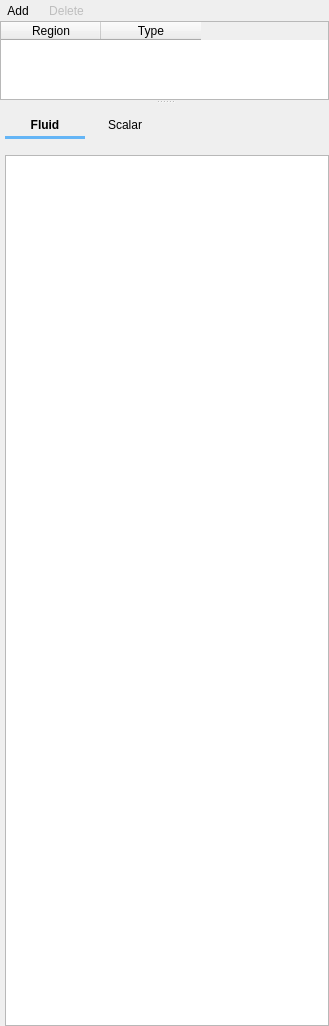
Above: gui/uifiles/boundary_conditions.ui from truongd8593/mfix before the change. Below: the same form after it.
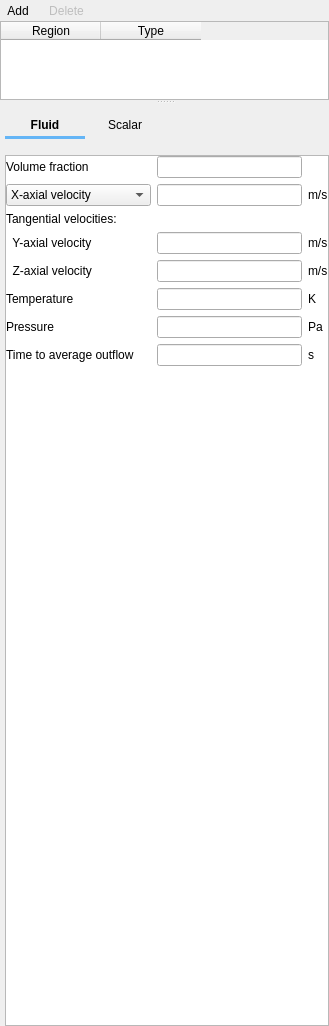
That is the form after the change. The open tabs and pages were chosen to show the change. Custom widgets are drawn as their Qt base class.

Commit message: BCs/Fluid/MO

Diff of the .ui file:
```diff
--- a/gui/uifiles/boundary_conditions.ui
+++ b/gui/uifiles/boundary_conditions.ui
@@ -1354,7 +1354,270 @@
                 </item>
                </layout>
               </widget>
-              <widget class="QWidget" name="page_fluid_mo"/>
+              <widget class="QWidget" name="page_fluid_mo">
+               <layout class="QVBoxLayout" name="verticalLayout_7">
+                <property name="leftMargin">
+                 <number>0</number>
+                </property>
+                <property name="topMargin">
+                 <number>0</number>
+                </property>
+                <property name="rightMargin">
+                 <number>0</number>
+                </property>
+                <property name="bottomMargin">
+                 <number>0</number>
+                </property>
+                <item>
+                 <widget class="QFrame" name="frame_fluid_outflow">
+                  <property name="frameShape">
+                   <enum>QFrame::NoFrame</enum>
+                  </property>
+                  <property name="frameShadow">
+                   <enum>QFrame::Plain</enum>
+                  </property>
+                  <layout class="QGridLayout" name="gridLayout_24">
+                   <property name="leftMargin">
+                    <number>0</number>
+                   </property>
+                   <property name="topMargin">
+                    <number>0</number>
+                   </property>
+                   <property name="rightMargin">
+                    <number>0</number>
+                   </property>
+                   <property name="bottomMargin">
+                    <number>0</number>
+                   </property>
+                   <item row="4" column="0">
+                    <widget class="QLabel" name="label_fluid_tangential_velocity_2_3">
+                     <property name="text">
+                      <string>  Z-axial velocity</string>
+                     </property>
+                    </widget>
+                   </item>
+                   <item row="0" column="1">
+                    <widget class="LineEdit" name="lineedit_keyword_bc_ep_g_3_args_BC">
+                     <property name="readOnly">
+                      <bool>true</bool>
+                     </property>
+                    </widget>
+                   </item>
+                   <item row="0" column="0">
+                    <widget class="QLabel" name="label_bc_ep_g_3">
+                     <property name="text">
+                      <string>Volume fraction</string>
+                     </property>
+                    </widget>
+                   </item>
+                   <item row="1" column="1">
+                    <widget class="LineEdit" name="lineedit_fluid_outflow"/>
+                   </item>
+                   <item row="1" column="2">
+                    <widget class="QLabel" name="label_fluid_outflow_units">
+                     <property name="text">
+                      <string>m/s</string>
+                     </property>
+                    </widget>
+                   </item>
+                   <item row="2" column="0">
+                    <widget class="QLabel" name="label_fluid_tangential_velocities_3">
+                     <property name="font">
+                      <font>
+                       <weight>50</weight>
+                       <bold>false</bold>
+                      </font>
+                     </property>
+                     <property name="text">
+                      <string>Tangential velocities:</string>
+                     </property>
+                    </widget>
+                   </item>
+                   <item row="3" column="0">
+                    <widget class="QLabel" name="label_fluid_tangential_velocity_1_3">
+                     <property name="text">
+                      <string>  Y-axial velocity</string>
+                     </property>
+                    </widget>
+                   </item>
+                   <item row="6" column="0">
+                    <widget class="QLabel" name="label_bc_p_g_3">
+                     <property name="text">
+                      <string>Pressure</string>
+                     </property>
+                    </widget>
+                   </item>
+                   <item row="3" column="1">
+                    <widget class="LineEdit" name="lineedit_fluid_tangential_velocity_1_3"/>
+                   </item>
+                   <item row="4" column="1">
+                    <widget class="LineEdit" name="lineedit_fluid_tangential_velocity_2_3"/>
+                   </item>
+                   <item row="3" column="2">
+                    <widget class="QLabel" name="label_fluid_tangential_velocity_1_3_units">
+                     <property name="text">
+                      <string>m/s</string>
+                     </property>
+                    </widget>
+                   </item>
+                   <item row="5" column="1">
+                    <widget class="LineEdit" name="lineedit_keyword_bc_t_g_3_args_BC"/>
+                   </item>
+                   <item row="4" column="2">
+                    <widget class="QLabel" name="label_solids_tangential_velocity_2_3_units">
+                     <property name="text">
+                      <string>m/s</string>
+                     </property>
+                    </widget>
+                   </item>
+                   <item row="5" column="0">
+                    <widget class="QLabel" name="label_bc_t_g_3">
+                     <property name="text">
+                      <string>Temperature</string>
+                     </property>
+                    </widget>
+                   </item>
+                   <item row="6" column="1">
+                    <widget class="LineEdit" name="lineedit_keyword_bc_p_g_3_args_BC"/>
+                   </item>
+                   <item row="5" column="2">
+                    <widget class="QLabel" name="label_bc_t_g_units_3">
+                     <property name="text">
+                      <string>K</string>
+                     </property>
+                    </widget>
+                   </item>
+                   <item row="6" column="2">
+                    <widget class="QLabel" name="label_bc_p_g_units_3">
+                     <property name="text">
+                      <string>Pa</string>
+                     </property>
+                    </widget>
+                   </item>
+                   <item row="7" column="1">
+                    <widget class="LineEdit" name="lineedit_bc_dt_0"/>
+                   </item>
+                   <item row="1" column="0">
+                    <widget class="QStackedWidget" name="stackedwidget_fluid_mo">
+                     <property name="sizePolicy">
+                      <sizepolicy hsizetype="Preferred" vsizetype="Maximum">
+                       <horstretch>0</horstretch>
+                       <verstretch>0</verstretch>
+                      </sizepolicy>
+                     </property>
+                     <property name="currentIndex">
+                      <number>0</number>
+                     </property>
+                     <widget class="QWidget" name="subpage_fluid_outflow_MO">
+                      <property name="sizePolicy">
+                       <sizepolicy hsizetype="Preferred" vsizetype="Minimum">
+                        <horstretch>0</horstretch>
+                        <verstretch>0</verstretch>
+                       </sizepolicy>
+                      </property>
+                      <layout class="QGridLayout" name="gridLayout_27">
+                       <property name="leftMargin">
+                        <number>0</number>
+                       </property>
+                       <property name="topMargin">
+                        <number>0</number>
+                       </property>
+                       <property name="rightMargin">
+                        <number>0</number>
+                       </property>
+                       <property name="bottomMargin">
+                        <number>0</number>
+                       </property>
+                       <item row="0" column="0">
+                        <widget class="ComboBox" name="combobox_fluid_outflow_type">
+                         <property name="sizePolicy">
+                          <sizepolicy hsizetype="Preferred" vsizetype="Minimum">
+                           <horstretch>0</horstretch>
+                           <verstretch>0</verstretch>
+                          </sizepolicy>
+                         </property>
+                         <property name="font">
+                          <font>
+                           <weight>50</weight>
+                           <bold>false</bold>
+                          </font>
+                         </property>
+                         <item>
+                          <property name="text">
+                           <string>X-axial velocity</string>
+                          </property>
+                         </item>
+                         <item>
+                          <property name="text">
+                           <string>Volumetric flowrate</string>
+                          </property>
+                         </item>
+                         <item>
+                          <property name="text">
+                           <string>Mass flowrate</string>
+                          </property>
+                         </item>
+                        </widget>
+                       </item>
+                      </layout>
+                     </widget>
+                     <widget class="QWidget" name="subpage_fluid_outflow_CG_MO">
+                      <layout class="QGridLayout" name="gridLayout_26">
+                       <property name="leftMargin">
+                        <number>0</number>
+                       </property>
+                       <property name="topMargin">
+                        <number>0</number>
+                       </property>
+                       <property name="rightMargin">
+                        <number>0</number>
+                       </property>
+                       <property name="bottomMargin">
+                        <number>0</number>
+                       </property>
+                       <item row="0" column="0">
+                        <widget class="QLabel" name="label_bc_u_g_3">
+                         <property name="text">
+                          <string>X-axial velocity</string>
+                         </property>
+                        </widget>
+                       </item>
+                      </layout>
+                     </widget>
+                    </widget>
+                   </item>
+                   <item row="7" column="0">
+                    <widget class="QLabel" name="label_bc_dt_0">
+                     <property name="text">
+                      <string>Time to average outflow</string>
+                     </property>
+                    </widget>
+                   </item>
+                   <item row="7" column="2">
+                    <widget class="QLabel" name="label_bc_dt_0_units">
+                     <property name="text">
+                      <string>s</string>
+                     </property>
+                    </widget>
+                   </item>
+                  </layout>
+                 </widget>
+                </item>
+                <item>
+                 <spacer name="verticalSpacer_14">
+                  <property name="orientation">
+                   <enum>Qt::Vertical</enum>
+                  </property>
+                  <property name="sizeHint" stdset="0">
+                   <size>
+                    <width>20</width>
+                    <height>40</height>
+                   </size>
+                  </property>
+                 </spacer>
+                </item>
+               </layout>
+              </widget>
              </widget>
              <widget class="QWidget" name="page_dummy_solids_L">
               <layout class="QGridLayout" name="gridLayout_12">
```
Left out of the diff: 4 changed lines with no effect on the pictures. The commit also changes 1 other file.
